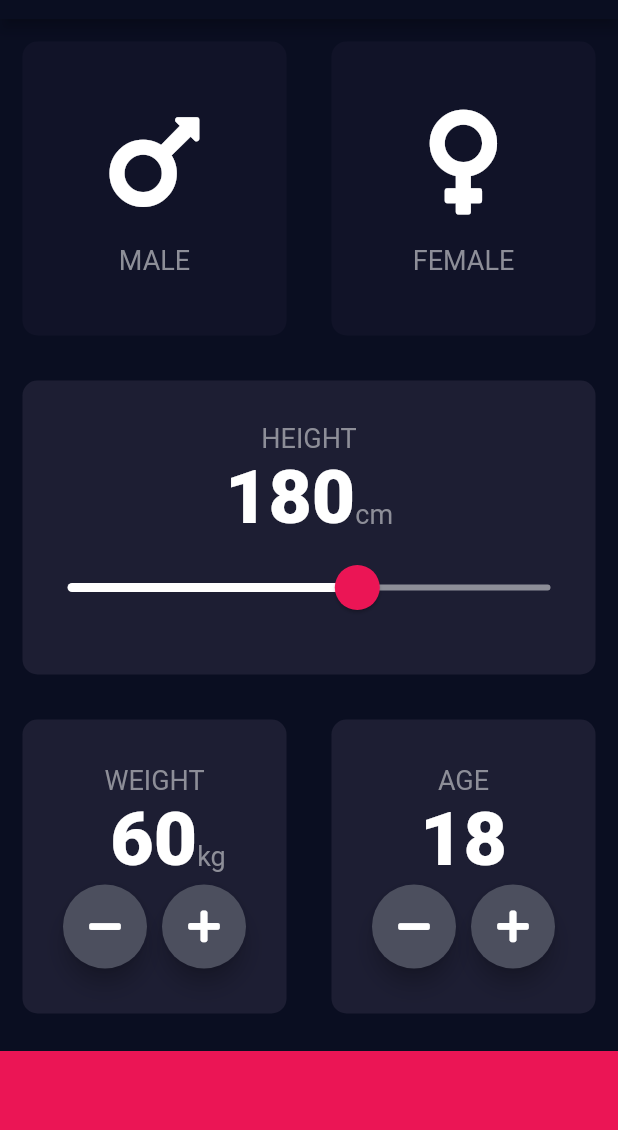
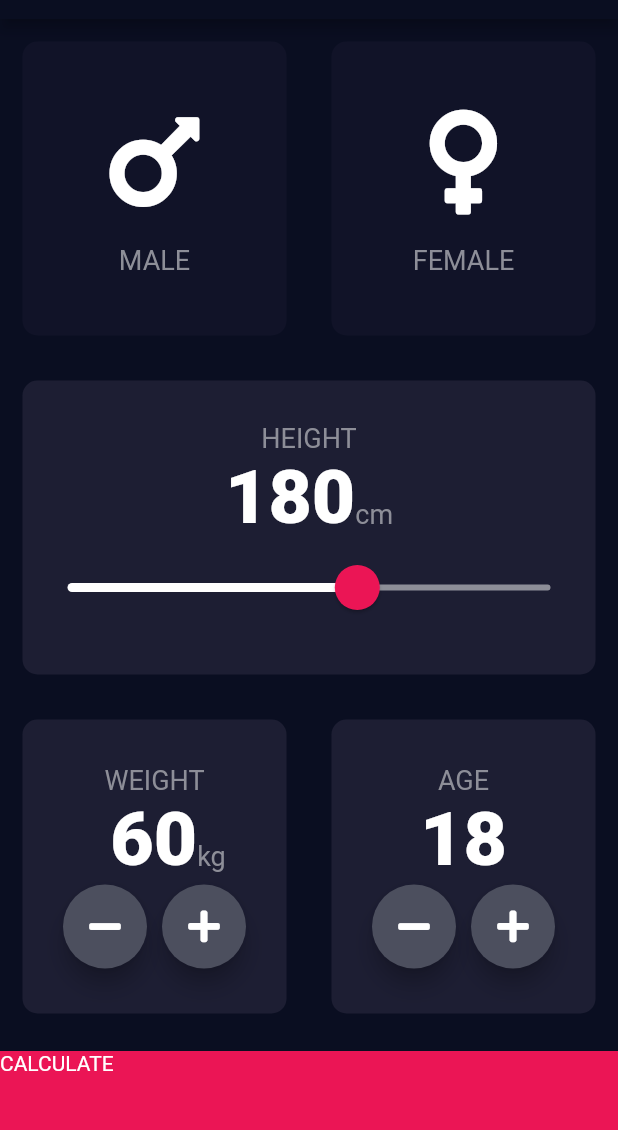
Before and after one commit to jlemanski1/BMI-Calculator, a Flutter app: the screen it shows after launch, on a phone screen of 412 x 824 dp, the part 65-1195 px from its top. Run offline on Flutter 3.47's test engine with Material 2 defaults, Android fonts, the phone set to English and light mode, and no system bars; our stand-ins replace font_awesome_flutter.

Commit message:
generated files

```diff
--- a/bmi_calculator/lib/input_page.dart
+++ b/bmi_calculator/lib/input_page.dart
@@ -1,7 +1,9 @@
+import 'package:bmi_calculator/results_page.dart';
 import 'package:flutter/material.dart';
 import 'package:font_awesome_flutter/font_awesome_flutter.dart';
 
 import 'constants.dart';
+import 'results_page.dart';
 
 //Import custom widgets
 import 'custom_card.dart';
@@ -217,11 +219,17 @@ class _InputPageState extends State<InputPage> {
               ),
             ],),
           ),
-          Container(
-            color: kBottomContainerColour,
-            margin: EdgeInsets.only(top: 10.0),
-            width: double.infinity,
-            height: kBottomContainerHeight,
+          GestureDetector(
+            onTap: (){
+              Navigator.push(context, MaterialPageRoute(builder: (context) => ResultsPage()));
+            },
+            child: Container(
+              color: kBottomContainerColour,
+              margin: EdgeInsets.only(top: 10.0),
+              width: double.infinity,
+              height: kBottomContainerHeight,
+              child: Text('CALCULATE'),
+            ),
           ),
         ],
       )
```
Also changed, not shown: 3 other files.
